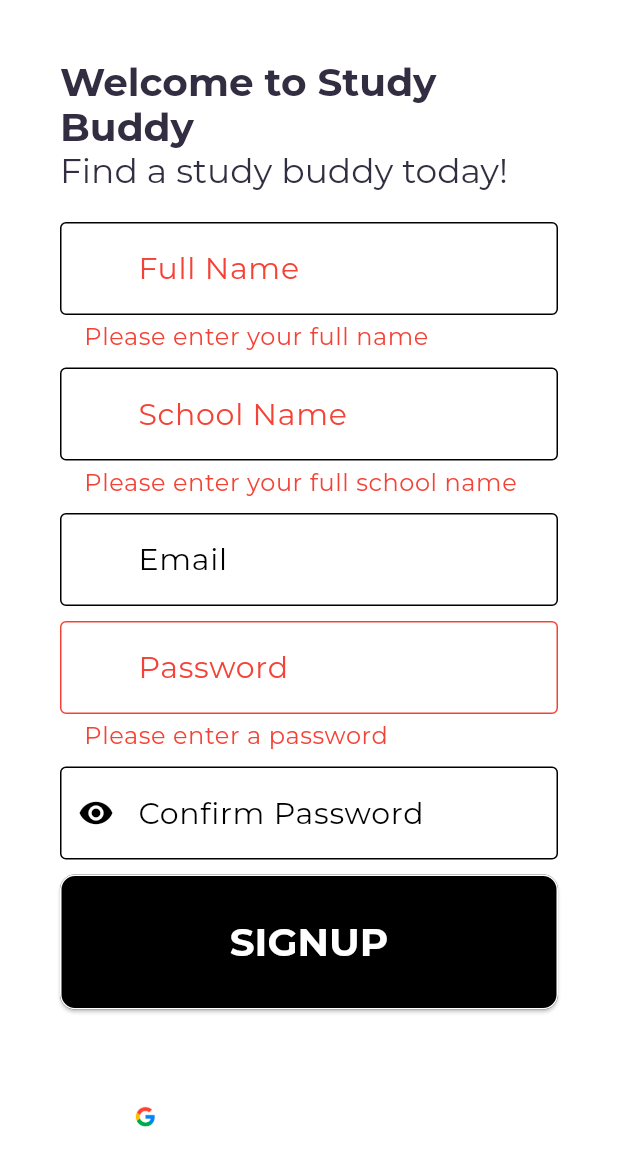
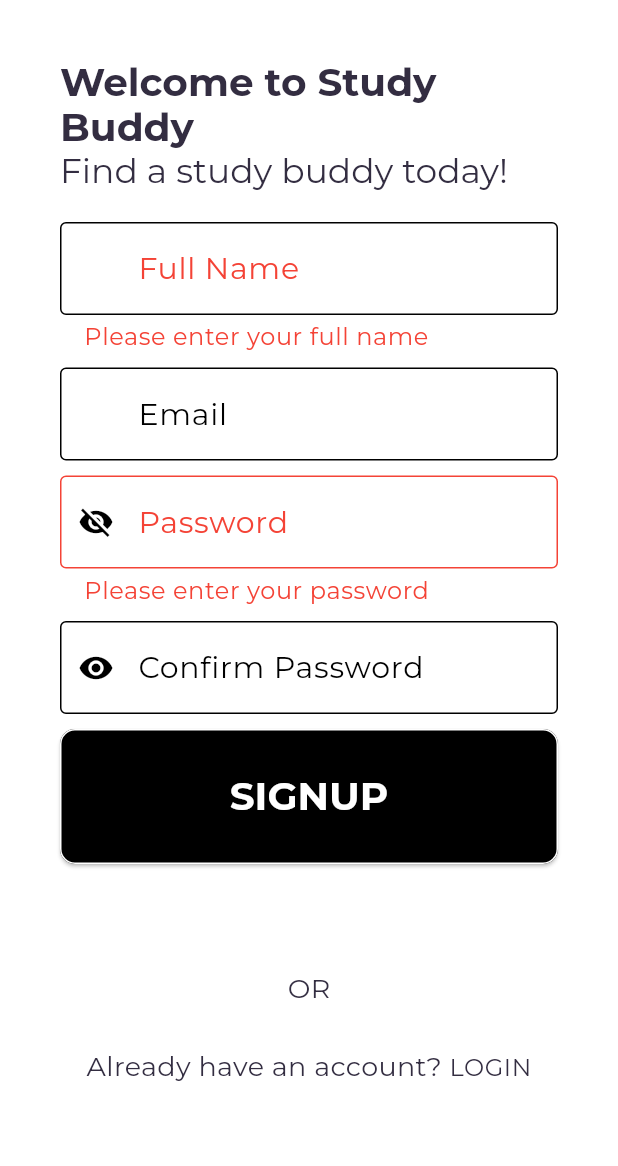
Before and after one commit to studybuddydeveloper/StudyBuddyApp, a Flutter app: the SignUpScreen screen opened directly, after a tap on "SIGNUP", on a phone screen of 412 x 824 dp. Shown: the top 1166 px of the screen. Run offline on Flutter 3.47's test engine with Material 3 defaults, Android fonts, the phone set to English and light mode, and no system bars; our stand-ins replace animated_theme_switcher, cloud_firestore, dropdown_search, firebase_auth, firebase_core, get and 4 more; accounts and stored records are empty; network calls fail.

Commit message:
making minor changes

```diff
--- a/studybuddy/lib/src/features/authentication/screens/onboarding_screens/sign_up_screen.dart
+++ b/studybuddy/lib/src/features/authentication/screens/onboarding_screens/sign_up_screen.dart
@@ -1,15 +1,14 @@
 import 'package:flutter/material.dart';
 import 'package:get/get.dart';
-
 import 'package:studybuddy/src/constants/sizes.dart';
 import 'package:studybuddy/src/features/authentication/screens/widgets/form_header_widget.dart';
+
 import '../../../../constants/text_strings.dart';
 import '../widgets/sign_up_form_two_widget.dart';
 import 'login_screen.dart';
 
 class SignUpScreen extends StatelessWidget {
   const SignUpScreen({Key? key}) : super(key: key);
-
 
   @override
   Widget build(BuildContext context) {
@@ -26,9 +25,8 @@ class SignUpScreen extends StatelessWidget {
               children: [
                 const FormHeaderWidget(
                     sWelcomeTitle: sWelcomeTitle,
-                    sWelcomeSubtitle: sWelcomeSubtitle
-                ),
-                const SignUpFormWidget(),
+                    sWelcomeSubtitle: sWelcomeSubtitle),
+                SignUpFormWidget(),
                 const SizedBox(height: sFormHeight - 10),
                 Column(
                   children: [
@@ -41,21 +39,16 @@ class SignUpScreen extends StatelessWidget {
                     ),
                     TextButton(
                         onPressed: () => Get.to(() => const LoginScreen()),
-                        child: Text.rich(
-                          TextSpan(
-                            children: [
-                              TextSpan(
+                        child: Text.rich(TextSpan(
+                          children: [
+                            TextSpan(
                                 text: sAlreadyHaveAnAccount,
-                                style: Theme.of(context).textTheme.bodyMedium
-                              ),
-                              TextSpan(
+                                style: Theme.of(context).textTheme.bodyMedium),
+                            TextSpan(
                                 text: sLoginText.toUpperCase(),
-                                style: Theme.of(context).textTheme.bodySmall
-                              )
-                            ],
-
-                          )
-                        ))
+                                style: Theme.of(context).textTheme.bodySmall)
+                          ],
+                        )))
                   ],
                 )
               ],
--- a/studybuddy/lib/src/features/authentication/screens/widgets/login_form_widget.dart
+++ b/studybuddy/lib/src/features/authentication/screens/widgets/login_form_widget.dart
@@ -52,7 +52,6 @@ class _LoginFormState extends State<LoginForm> {
                 decoration: const InputDecoration(
                   labelText: sEmail,
                   hintText: sEmailHint,
-                  prefixIconColor: Colors.black,
                   prefixIcon: Icon(
                     Icons.person_2_outlined,
                   ),
--- a/studybuddy/lib/src/features/authentication/screens/widgets/sign_up_form_two_widget.dart
+++ b/studybuddy/lib/src/features/authentication/screens/widgets/sign_up_form_two_widget.dart
@@ -1,20 +1,23 @@
 import 'package:flutter/material.dart';
 import 'package:get/get.dart';
-import 'package:studybuddy/src/repository/authentication_repository/authentication_repository.dart';
 
-import '../../../../constants/colors.dart';
-import '../../../../constants/image_strings.dart';
 import '../../../../constants/sizes.dart';
 import '../../../../constants/text_strings.dart';
 import '../../controllers/sign_up_controller.dart';
-import '../main_screens/main_screen.dart';
 
 class SignUpFormWidget extends StatelessWidget {
-  const SignUpFormWidget({
+  SignUpFormWidget({
     super.key,
   });
 
-  static final _formKey = GlobalKey<FormState>();
+  bool isDarkTheme(BuildContext context) {
+    var brightness = Theme.of(context).brightness;
+    return brightness == Brightness.dark;
+  }
+
+  final _formKey = GlobalKey<FormState>();
+
+  bool isIconVisible = true;
 
   @override
   Widget build(BuildContext context) {
@@ -68,34 +71,34 @@ class SignUpFormWidget extends StatelessWidget {
             const SizedBox(
               height: sFormHeight - 20,
             ),
-            TextFormField(
-                validator: (value) {
-                  if (value!.isEmpty) {
-                    return 'Please enter your full school name';
-                  }
-                  return null;
-                },
-                controller: controller.schoolName,
-                decoration: InputDecoration(
-                  label: const Text(sSchoolName),
-                  prefixIcon: const Icon(Icons.school),
-                  errorText: sisSchoolNameMissing
-                      ? 'Please enter your full school name'
-                      : null,
-                  errorBorder: OutlineInputBorder(
-                    borderSide: BorderSide(
-                        color: sisFullNameMissing
-                            ? Colors.red
-                            : Colors.black), // Error border color
-                  ),
-                  focusedErrorBorder: OutlineInputBorder(
-                    borderSide: BorderSide(
-                        color: sisFullNameMissing ? Colors.red : Colors.black),
-                  ),
-                )),
-            const SizedBox(
-              height: sFormHeight - 20,
-            ),
+            // TextFormField(
+            //     validator: (value) {
+            //       if (value!.isEmpty) {
+            //         return 'Please enter your full school name';
+            //       }
+            //       return null;
+            //     },
+            //     controller: controller.schoolName,
+            //     decoration: InputDecoration(
+            //       label: const Text(sSchoolName),
+            //       prefixIcon: const Icon(Icons.school),
+            //       errorText: sisSchoolNameMissing
+            //           ? 'Please enter your full school name'
+            //           : null,
+            //       errorBorder: OutlineInputBorder(
+            //         borderSide: BorderSide(
+            //             color: sisFullNameMissing
+            //                 ? Colors.red
+            //                 : Colors.black), // Error border color
+            //       ),
+            //       focusedErrorBorder: OutlineInputBorder(
+            //         borderSide: BorderSide(
+            //             color: sisFullNameMissing ? Colors.red : Colors.black),
+            //       ),
+            //     )),
+            // const SizedBox(
+            //   height: sFormHeight - 20,
+            // ),
             TextFormField(
               // validator: (value) {
               //       if (!value!.endsWith('.edu')) {
@@ -125,27 +128,30 @@ class SignUpFormWidget extends StatelessWidget {
               height: sFormHeight - 20,
             ),
             TextFormField(
+              obscureText: isIconVisible,
               validator: (value) {
-                // if (_formKey.currentState!.validate()) {
                 if (value!.isEmpty) {
-                  return 'Please enter a password';
+                  return 'Please enter your password';
                 }
-                sIsValidPassword = true;
                 return null;
               },
               controller: controller.password,
               decoration: InputDecoration(
-                label: const Text(sPassword),
-                prefixIcon: const Icon(Icons.remove_red_eye),
-                errorText:
-                    sisPasswordMissing ? 'Please enter a password' : null,
-                // Change the border color if the password length is invalid
-                border: OutlineInputBorder(
-                  borderSide: BorderSide(
-                    color: sIsValidPassword ? Colors.black : Colors.red,
+                  labelText: sPassword,
+                  prefixIcon: IconButton(
+                    onPressed: () {
+                      setState(() {
+                        isIconVisible = !isIconVisible;
+                      });
+                    },
+                    icon: isIconVisible
+                        ? const Icon(
+                            Icons.visibility_off,
+                          )
+                        : const Icon(Icons.visibility),
                   ),
-                ),
-              ),
+                  border: const OutlineInputBorder(),
+                  hintText: sPassword),
             ),
             const SizedBox(
               height: sFormHeight - 20,
@@ -171,6 +177,7 @@ class SignUpFormWidget extends StatelessWidget {
                     setState(() {
                       obscureText = !obscureText;
                     });
+                    // icon
                   },
                 ),
                 label: const Text(sConfirmPassword),
@@ -211,39 +218,39 @@ class SignUpFormWidget extends StatelessWidget {
             SizedBox(
               height: 30,
             ),
-            SizedBox(
-              width: double.infinity,
-              child: OutlinedButton.icon(
-                style: OutlinedButton.styleFrom(
-                  backgroundColor: sPrimaryColor,
-                  side: const BorderSide(
-                    color: sSecondaryColor,
-                  ),
-                  foregroundColor: sSecondaryColor,
-                ),
-                onPressed: () async {
-                  var value = AuthenticationRepository.signInWithGoogle(
-                      context: context);
-                  if (value != null) {
-                    Get.to(() => const MainScreen());
-                  } else {
-                    Get.snackbar('Error', 'Error logging in');
-                  }
-                },
-                //TODO switch to google image
-                icon: const Image(image: AssetImage(sGoogleLogo), width: 20),
-                label: Text(sLoginWithGoogle.toUpperCase(),
-                    /*todo set this to a const value*/
-                    style: const TextStyle(
-                      color: sSecondaryColor,
-                      fontSize: 20,
-                      fontWeight: FontWeight.bold,
-                    )),
-              ),
-            ),
+            // SizedBox(
+            //   width: double.infinity,
+            //   child: OutlinedButton.icon(
+            //     style: OutlinedButton.styleFrom(
+            //         // side: const BorderSide(
+            //         //   color: sSecondaryColor,
+            //         // ),
+            //         // foregroundColor: sSecondaryColor,
+            //         ),
+            //     onPressed: () async {
+            //       var value = AuthenticationRepository.signInWithGoogle(
+            //           context: context);
+            //       if (value != null) {
+            //         Get.to(() => const MainScreen());
+            //       } else {
+            //         Get.snackbar('Error', 'Error logging in');
+            //       }
+            //     },
+            //     //TODO switch to google image
+            //     icon: const Image(image: AssetImage(sGoogleLogo), width: 20),
+            //     label: Text(sLoginWithGoogle.toUpperCase(),
+            //         /*todo set this to a const value*/
+            //         style: const TextStyle(
+            //           fontSize: 20,
+            //           fontWeight: FontWeight.bold,
+            //         )),
+            //   ),
+            // ),
           ])),
     );
   }
 
   void setState(Null Function() param0) {}
 }
+
+// void setState(Null Function() param0) {}
--- a/studybuddy/lib/src/utils/theme/theme.dart
+++ b/studybuddy/lib/src/utils/theme/theme.dart
@@ -44,9 +44,9 @@ class SAppTheme {
       outlinedButtonTheme: SOutlinedButtonTheme.darkOutlinedButtonTheme,
       elevatedButtonTheme: SElevatedButtonTheme.darkElevatedButtonTheme,
       inputDecorationTheme: STextFieldTheme.darkInputDecorationTheme,
-      iconTheme: IconThemeData(color: Colors.yellow),
+      iconTheme: IconThemeData(color: Colors.white),
       iconButtonTheme: IconButtonThemeData(
           style: ButtonStyle(
-        iconColor: MaterialStateProperty.all(Colors.yellow),
+        iconColor: MaterialStateProperty.all(Colors.white),
       )));
 }
```
Also changed, not shown: studybuddy/lib/src/features/authentication/controllers/time_scheduling_controller.dart (+0 -49 lines), studybuddy/lib/src/features/authentication/screens/availability_schedule_screen/AvailabilityTimeWidget.dart (+15 -6 lines), studybuddy/lib/src/features/authentication/screens/main_screens/home_screen_main.dart (+34 -14 lines), studybuddy/lib/src/features/authentication/screens/onboarding_screens/login_screen.dart (+20 -19 lines), studybuddy/lib/src/features/authentication/screens/profile/profile_screen.dart (+84 -48 lines), studybuddy/lib/src/features/authentication/screens/profile/update_profile_screen.dart (+20 -8 lines), studybuddy/lib/src/utils/TimeScheduler.dart (+9 -10 lines), studybuddy/lib/src/utils/theme/widget_themes/drawer_theme.dart (added, +27 -0 lines).
